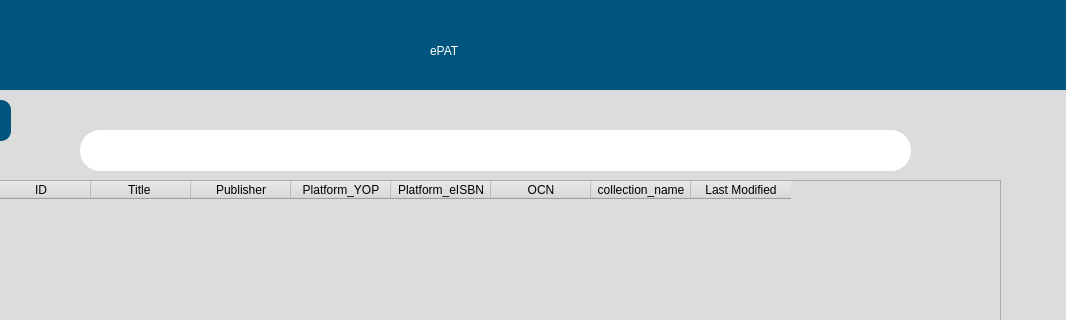
The window that src/user_interface/english_searchDisplay.ui (eppenney/eBook-Perpetual-Access-Rights-Tracker) describes before a commit, drawn with Qt 5; both pictures show x 110 to 1176 and y 0 to 320 of the 1176 by 923 pixel window.
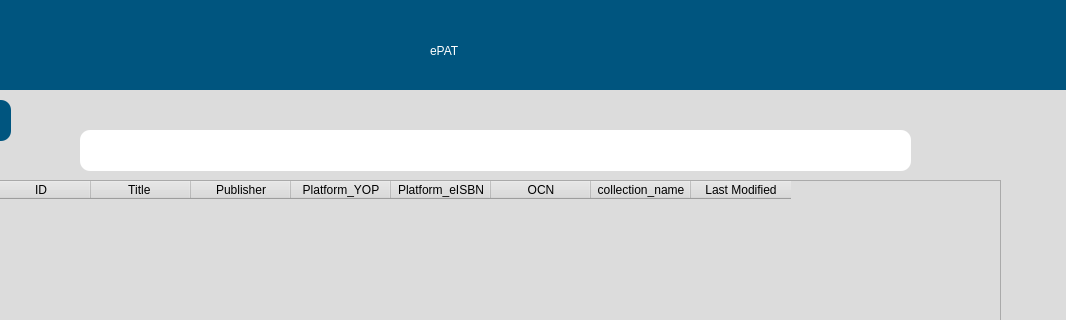
The same window after the commit.

The edit to the form file:
```diff
--- a/src/user_interface/english_searchDisplay.ui
+++ b/src/user_interface/english_searchDisplay.ui
@@ -180,7 +180,8 @@
     </property>
     <property name="styleSheet">
      <string notr="true">background-color: rgb(255, 255, 255);
-border-radius:20px;
+        border-radius:10px;
+        color: rgb(0, 0, 0);
 </string>
     </property>
     <property name="text">
```
Left out of the diff: 2 changed lines with no effect on the pictures. Lines whose indentation alone changed are shown as unchanged.
